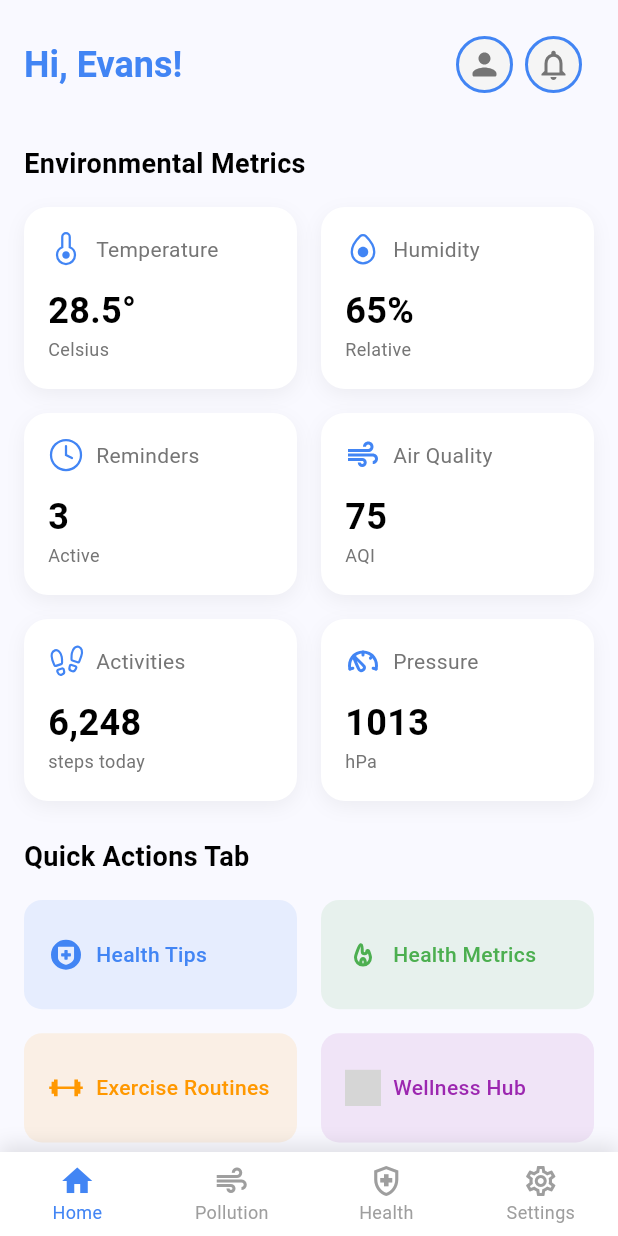
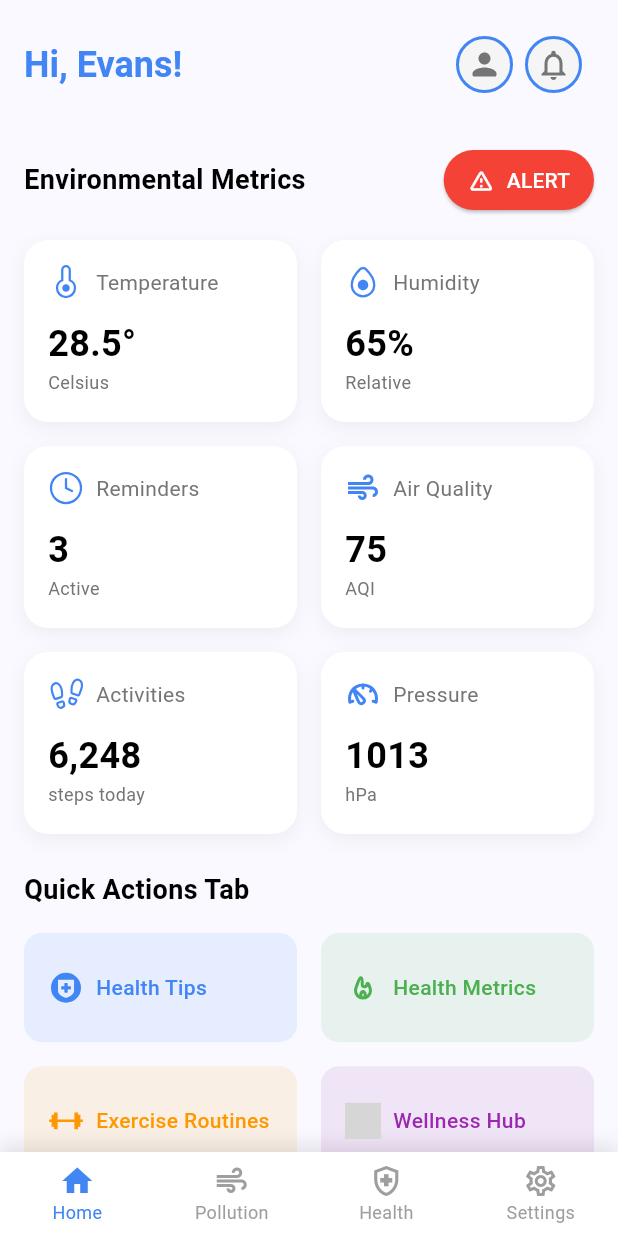
Before and after one commit to evansachie/LifeGuard, a Flutter app: the HomeScreen screen opened by its route, on a phone screen of 412 x 824 dp. Run offline on Flutter 3.47's test engine with Material 3 defaults, Android fonts, the light colour scheme and no system bars; our stand-ins replace flutter_dotenv, flutter_map, flutter_svg, just_audio, just_audio_background, latlong2 and 2 more; accounts and stored records are empty; network calls fail; grey boxes are pictures that could not be loaded.

Commit message:
feat: update dashboard with alert button

```diff
--- a/mobile/lib/screens/home/tabs/dashboard_tab.dart
+++ b/mobile/lib/screens/home/tabs/dashboard_tab.dart
@@ -1,6 +1,7 @@
 import 'package:flutter/material.dart';
 import 'package:flutter_svg/flutter_svg.dart';
 import 'package:lifeguard/providers/auth_provider.dart';
+import 'package:lifeguard/providers/emergency_contact_provider.dart';
 import 'package:lifeguard/screens/bmr_calculator/bmr_calculator.dart';
 import 'package:lifeguard/screens/exercise_routines/exercise_routines.dart';
 import 'package:lifeguard/screens/health_tips/health_tips.dart';
@@ -202,6 +203,9 @@ class _DashboardTabState extends State<DashboardTab> {
             const SizedBox(height: 24),
 
             // Environmental Metrics
+            Row(
+              mainAxisAlignment: MainAxisAlignment.spaceBetween,
+              children: [
                 Text(
                   'Environmental Metrics',
                   style: TextStyle(
@@ -209,6 +213,41 @@ class _DashboardTabState extends State<DashboardTab> {
                     fontWeight: FontWeight.bold,
                     color: isDark ? Colors.white : Colors.black,
                   ),
+                ),
+                ElevatedButton.icon(
+                  onPressed: () async {
+                    try {
+                      final provider = Provider.of<EmergencyContactProvider>(
+                        context,
+                        listen: false
+                      );
+                      await provider.sendEmergencyAlert();
+                      if (context.mounted) {
+                        Navigator.pushNamed(context, '/emergency-contacts');
+                      }
+                    } catch (e) {
+                      if (context.mounted) {
+                        ScaffoldMessenger.of(context).showSnackBar(
+                          SnackBar(
+                            content: Text('Failed to send alert: $e'),
+                            backgroundColor: Colors.red,
+                          ),
+                        );
+                      }
+                    }
+                  },
+                  icon: const Icon(Icons.warning_amber_rounded),
+                  label: const Text('ALERT'),
+                  style: ElevatedButton.styleFrom(
+                    backgroundColor: Colors.red,
+                    foregroundColor: Colors.white,
+                    padding: const EdgeInsets.symmetric(
+                      horizontal: 16,
+                      vertical: 8,
+                    ),
+                  ),
+                ),
+              ],
             ),
             const SizedBox(height: 16),
             GridView.count(
```
Lines whose indentation alone changed are shown as unchanged.
